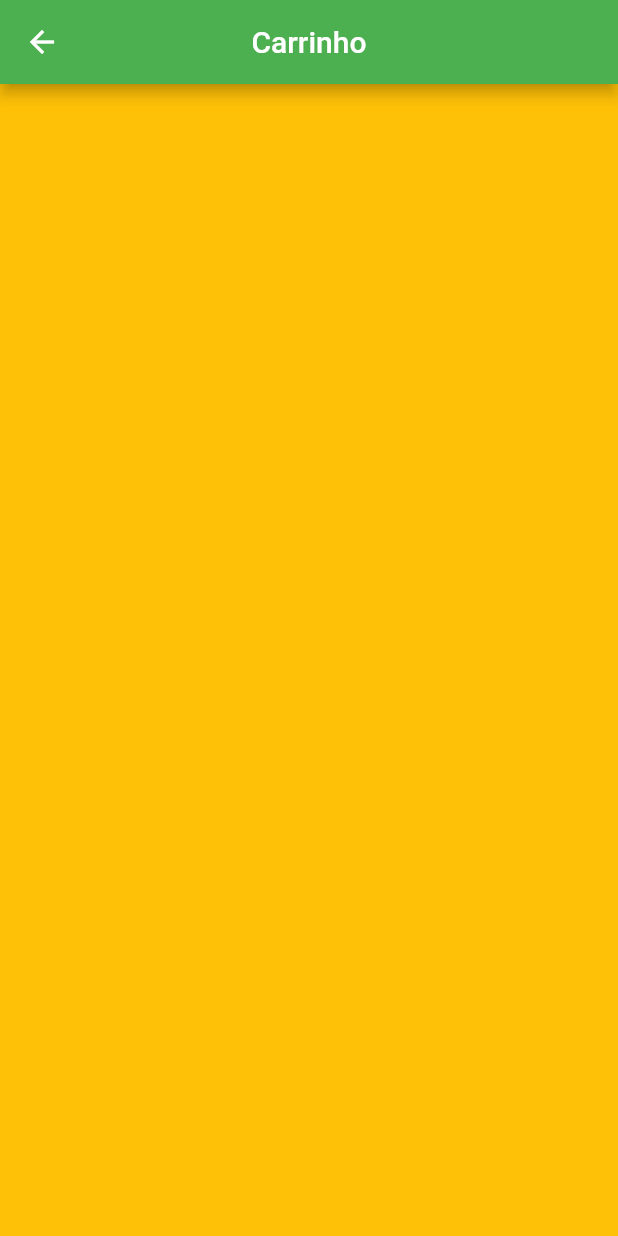
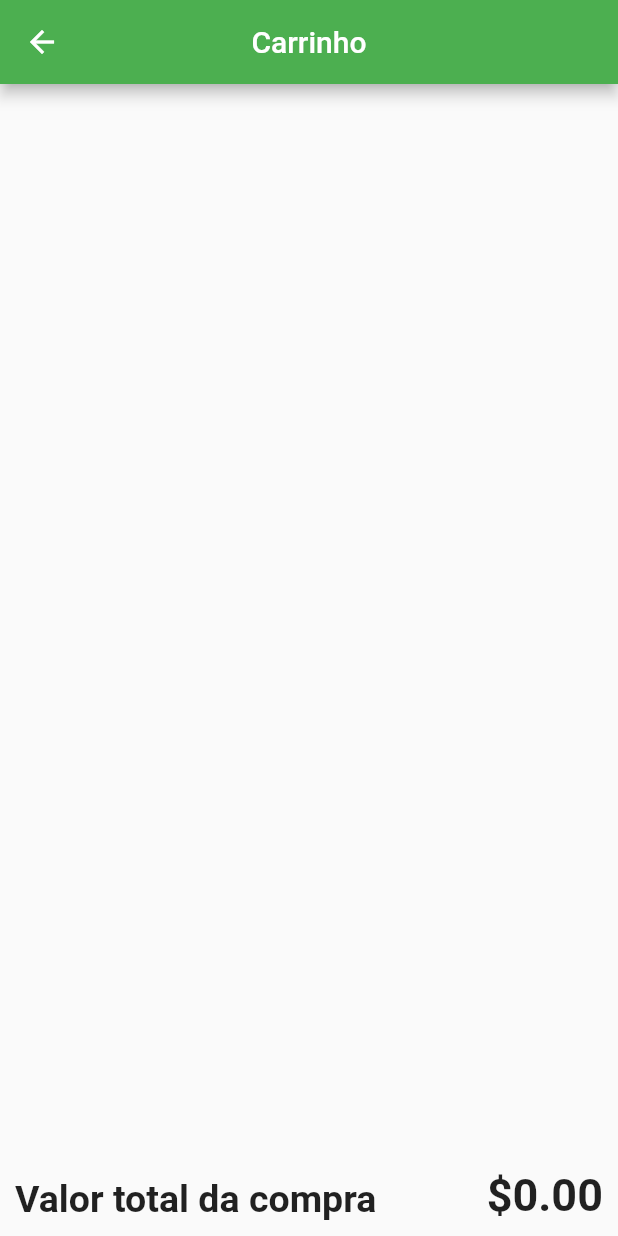
Before and after one commit to NikcWill/devMobile, a Flutter app: the CarrinhoDeCompra screen opened directly, on a phone screen of 412 x 824 dp. Run offline on Flutter 3.47's test engine with Material 2 defaults, Android fonts, the light colour scheme and no system bars; missing offline and left inert: dart:html, dart:js_util.

Commit message:
telas funcinando, falta apenas organizar o cod

```diff
--- a/ProjetoFluter13/flutter_application_1/lib/carrinho.dart
+++ b/ProjetoFluter13/flutter_application_1/lib/carrinho.dart
@@ -1,66 +1,120 @@
 import 'package:flutter/material.dart';
-import 'package:flutter/src/widgets/framework.dart';
-import 'package:flutter/src/widgets/placeholder.dart';
+import 'produto.dart'; // Importe o arquivo onde as listas estão definidas
 
 class CarrinhoDeCompra extends StatefulWidget {
-  const CarrinhoDeCompra({super.key});
+  const CarrinhoDeCompra({Key? key});
 
   @override
   State<CarrinhoDeCompra> createState() => _CarrinhoDeCompraState();
 }
 
 class _CarrinhoDeCompraState extends State<CarrinhoDeCompra> {
+  double totalDaCompra = 0;
+
+  @override
+  void initState() {
+    super.initState();
+    _updateTotal();
+  }
+
+  void _updateTotal() {
+    totalDaCompra = 0;
+    for (var produto in carroDeCompra) {
+      double valor = produto['valor'];
+      int quantidade = produto['quantidade'];
+      totalDaCompra += valor * quantidade;
+    }
+  }
+
   @override
   Widget build(BuildContext context) {
     return Scaffold(
-              appBar: AppBar(
-                title: Text('Carrinho'),
-                centerTitle: true,
-              ),body: Container(
-                color: Colors.amber,
+      appBar: AppBar(
+        title: const Text('Carrinho'),
+        centerTitle: true,
+      ),
+      body: Stack(
+        children: [
+          Container(
+            padding: const EdgeInsets.all(10),
+            child: ListView.separated(
+              itemCount: carroDeCompra.length,
+              separatorBuilder: (context, index) => const Divider(),
+              itemBuilder: (context, index) {
+                dynamic produto = carroDeCompra[index];
+                String nome = produto['nome'] as String;
+                int quantidade = produto['quantidade'];
+                double valor = produto['valor'];
+                double totalPorProduto = valor * quantidade;
+
+                return ListTile(
+                  title: Text(nome),
+                  subtitle: Text('Quantidade: $quantidade\nPreço unitário \$${valor.toStringAsFixed(2)}'),
+                  trailing: Row(
+                    mainAxisSize: MainAxisSize.min,
+                    children: [
+                      Text('\$${totalPorProduto.toStringAsFixed(2)}'),
+                      IconButton(
+                        onPressed: () {
+                          setState(() {
+                            if (carroDeCompra[index]['quantidade'] > 0) {
+                              carroDeCompra[index]['quantidade']--;
+                              totalPorProduto = valor * carroDeCompra[index]['quantidade'];
+                              _updateTotal();
+                            }if(carroDeCompra[index]['quantidade'] == 0){
+                              carroDeCompra.remove(produto);
+                            }
+                          });
+                        },
+                        icon: Icon(Icons.remove),
+                      ),
+                      Text('$quantidade'),
+                      IconButton(
+                        onPressed: () {
+                          setState(() {
+                            carroDeCompra[index]['quantidade']++;
+                            totalPorProduto = valor * carroDeCompra[index]['quantidade'];
+                            _updateTotal();
+                          });
+                        },
+                        icon: Icon(Icons.add),
+                      ),
+                    ],
+                  ),
+                  leading: Image.asset(produto['foto']),
+                );
+              },
+            ),
+          ),
+          Positioned(
+            bottom: 0,
+            right: 0,
+            child: Container(
+              padding: const EdgeInsets.all(10),
+              child: Text(
+                '\$${totalDaCompra.toStringAsFixed(2)}',
+                style: TextStyle(
+                  fontSize: 30,
+                  fontWeight: FontWeight.bold,
+                ),
               ),
-
+            ),
+          ),
+          Positioned(
+            bottom: 0,
+            left: 0,
+            child: Container(
+              padding: const EdgeInsets.all(10),
+              child: Text('Valor total da compra ',
+                style: TextStyle(
+                  fontSize: 25,
+                  fontWeight: FontWeight.bold,
+                ),
+              ),
+            ),
+          ),
+        ],
+      ),
     );
-
-
-
-    //   body: Container(
-    //     padding: EdgeInsets.all(10),
-    //     child: ListView.builder(
-    //       itemCount:widget.historico.length,
-    //       itemBuilder: (context, index) {
-    //         return ListTile(
-    //           title: Text(widget.historico[index]),
-    //           subtitle: Text('subtitle'),
-    //           trailing: IconButton(
-    //             onPressed: () {
-    //               setState(() {
-    //                 listaRest.add(widget.historico[index]);
-    //                 widget.historico.removeAt(index);
-    //                 print(listaRest);
-
-    //               });
-    //               ScaffoldMessenger.of(context).showSnackBar(
-    //                 SnackBar(
-    //                   content: Text('Tarefa restaurada'),
-    //                   duration: Duration(seconds: 2),
-    //                 ),
-    //               );
-    //             },
-    //             icon: Icon(Icons.restore),
-    //           ),
-    //           leading: Text('leading'),
-    //         );
-    //       },
-    //     ),
-    //   ),
-    //   bottomNavigationBar: BottomAppBar(
-    //     color: Colors.blueGrey,
-    //     height: 40,
-    //     shape: CircularNotchedRectangle(),
-    //   ),
-
-
-    //   );
   }
 }
--- a/ProjetoFluter13/flutter_application_1/lib/secondPage.dart
+++ b/ProjetoFluter13/flutter_application_1/lib/secondPage.dart
@@ -90,6 +90,8 @@ class _SecundPageState extends State<SecundPage> {
                               SizedBox(height: 20.0),
                               ElevatedButton(onPressed: (){
                                print(carroDeCompra);
+                               print('-------------');
+                               print(favoritos);
                               },
                                 style: ButtonStyle(
                                   backgroundColor: MaterialStateProperty.all<Color>(Colors.red),
```
Also changed, not shown: ProjetoFluter13/flutter_application_1/lib/listaFavoritos.dart (+41 -3 lines), ProjetoFluter13/flutter_application_1/lib/produto.dart (+58 -12 lines).
